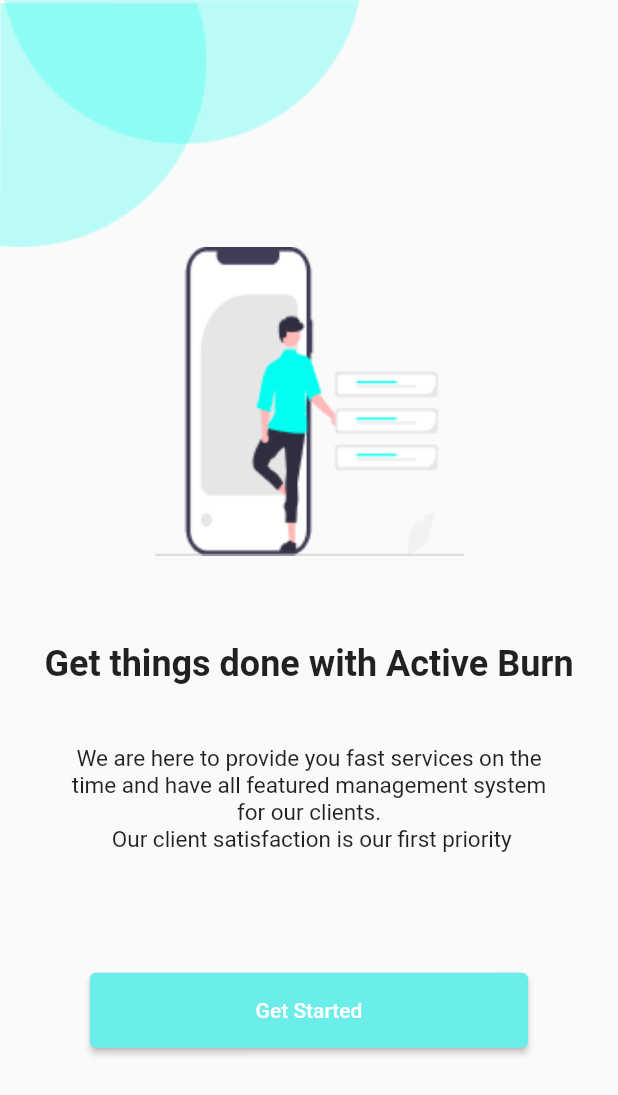
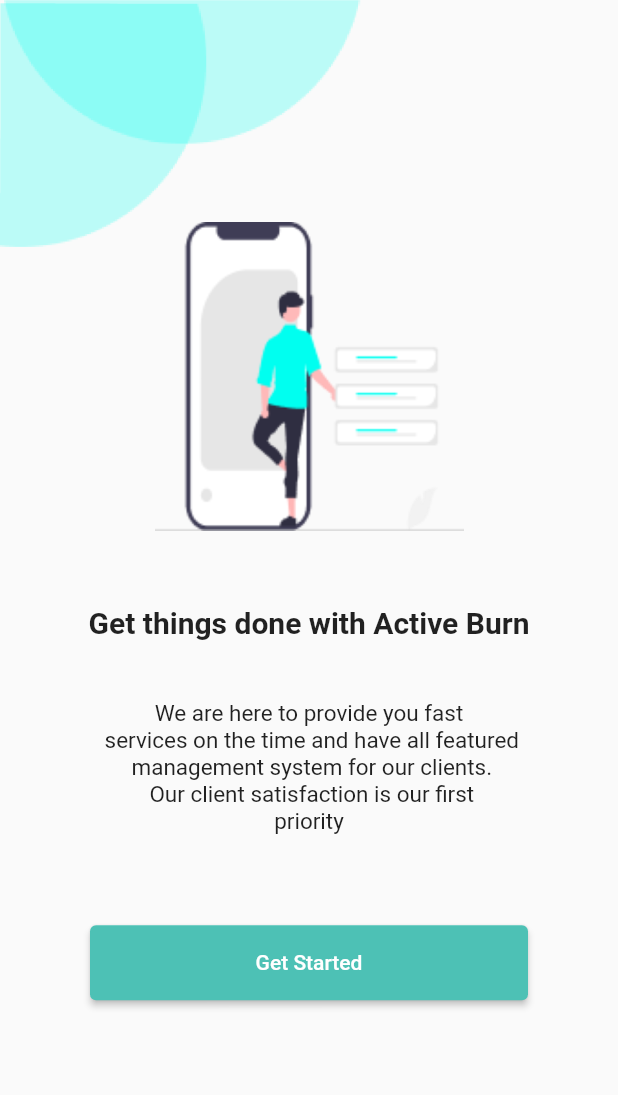
Before and after one commit to AhsenRasheed/ActiveBurn-App, a Flutter app: the screen it shows after launch, on a phone screen of 412 x 824 dp. Shown: the top 1095 px of the screen. Run offline on Flutter 3.47's test engine with Material 2 defaults, Android fonts, the phone set to English and light mode, and no system bars; our stand-ins replace firebase_auth; accounts and stored records are empty.

Commit message:
theme set

```diff
--- a/activeburn/lib/active_burn_splash.dart
+++ b/activeburn/lib/active_burn_splash.dart
@@ -19,31 +19,35 @@ class StartUp extends StatelessWidget {
             crossAxisAlignment: CrossAxisAlignment.center,
             children: [
               SizedBox(
-                height: MediaQuery.of(context).size.height * 0.2,
+                height: MediaQuery.of(context).size.height * 0.18,
               ),
               SizedBox(
                   height: MediaQuery.of(context).size.height * 0.25,
                   child: Image.asset("assets/active_burn.png")),
               SizedBox(
-                height: MediaQuery.of(context).size.height * 0.07,
+                height: MediaQuery.of(context).size.height * 0.06,
               ),
-              const Text(
-                "Get things done with Active Burn",
-                style: TextStyle(
-                  fontWeight: FontWeight.bold,
-                  fontSize: 24,
+              SizedBox(
+                width: MediaQuery.of(context).size.width,
+                child: const Text(
+                  "Get things done with Active Burn",
+                  textAlign: TextAlign.center,
+                  style: TextStyle(
+                    fontWeight: FontWeight.bold,
+                    fontSize: 20,
+                  ),
                 ),
               ),
               const Padding(
                 padding: EdgeInsets.all(40),
                 child: Text(
-                  "We are here to provide you fast services on the time and have all featured management system for our clients.\n Our client satisfaction is our first priority",
+                  "We are here to provide you fast\n services on the time and have all featured\n management system for our clients.\n Our client satisfaction is our first \npriority",
                   textAlign: TextAlign.center,
                   style: TextStyle(fontSize: 15),
                 ),
               ),
               const SizedBox(
-                height: 40,
+                height: 20,
               ),
               Padding(
                 padding: const EdgeInsets.symmetric(horizontal: 60),
--- a/activeburn/lib/main.dart
+++ b/activeburn/lib/main.dart
@@ -16,7 +16,7 @@ class MyApp extends StatelessWidget {
     return MaterialApp(
       title: 'Active Burn',
       theme: ThemeData(
-        primaryColor: const Color(0xFF6BEEEA),
+        primaryColor: const Color(0xFF4DC1B5),
         buttonColor: const Color(0xFF27D3CE),
         //elevatedButtonTheme: ElevatedButtonThemeData(style: ButtonStyle())
       ),
```
